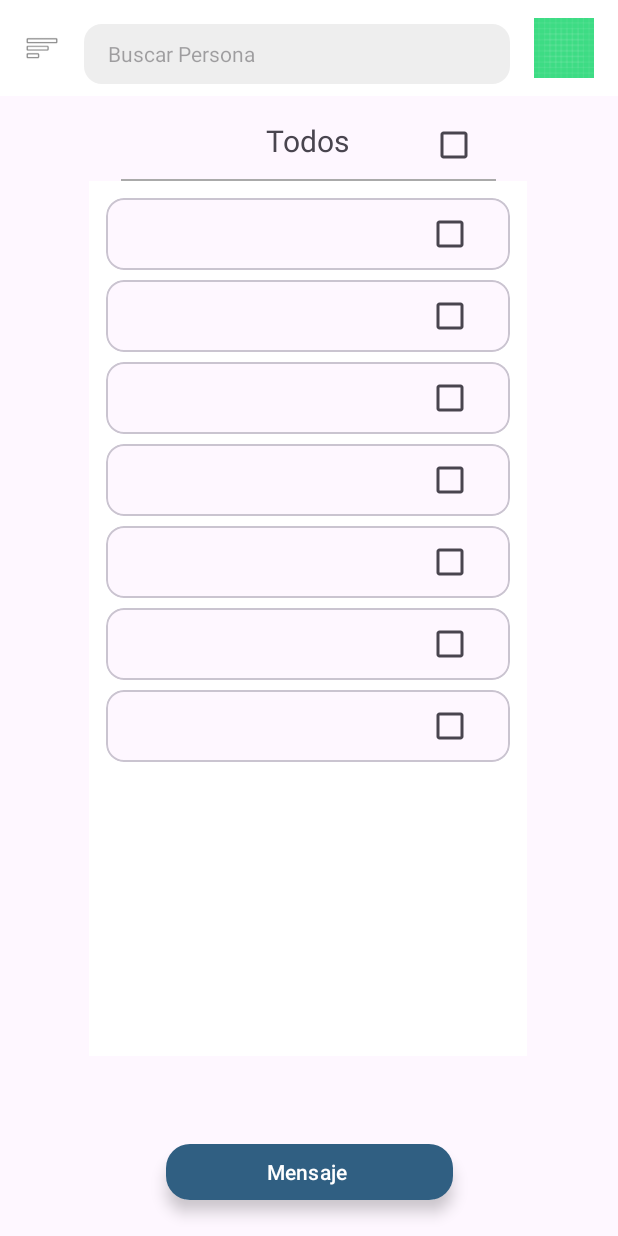
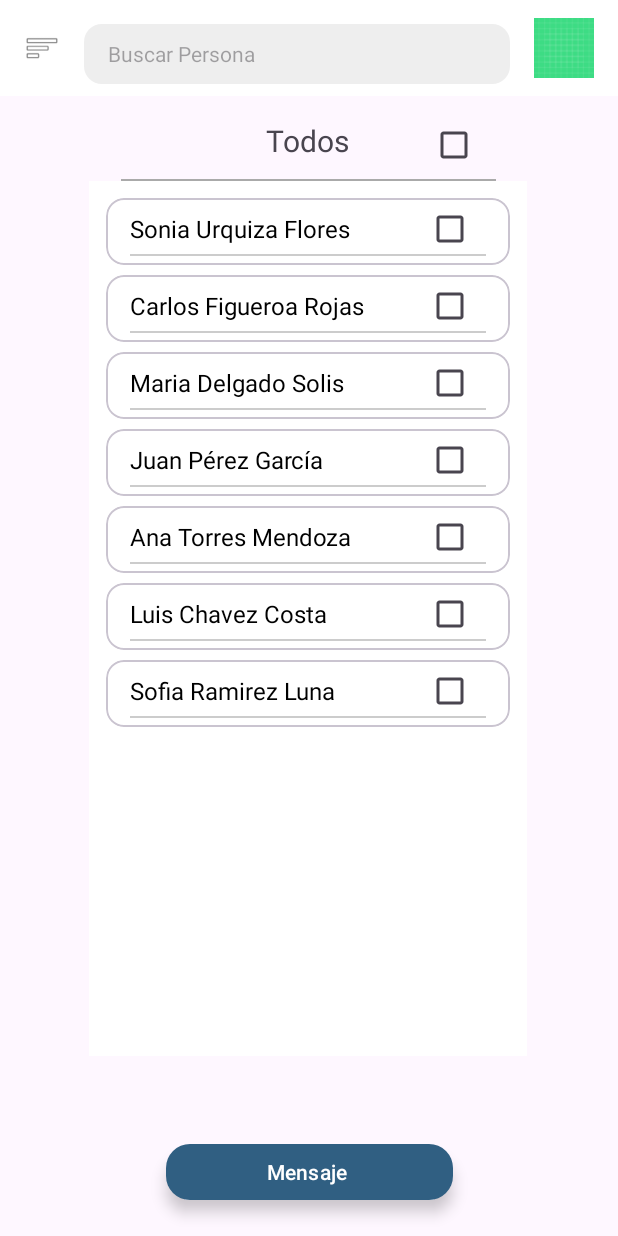
Before and after one commit to StivenunDev/MensajesAPSTI, an Android app: the MainActivity screen opened directly, with no data from a screen before it, on a phone screen of 412 x 824 dp. Run offline under Robolectric (Android 15) with nearby library versions, the phone set to English and light mode, and no system bars.

Commit message:
vercion 2 : modifique y agregé un constructor en la clase estudiante para que la interfaz pueda listarlos

```diff
--- a/app/src/main/java/com/nickdev/mensajesapsti/data/model/Estudiante.java
+++ b/app/src/main/java/com/nickdev/mensajesapsti/data/model/Estudiante.java
@@ -6,31 +6,38 @@ import android.os.Parcelable;
 
 public class Estudiante implements Parcelable {
 
-    private  String id_estudiante;
+    private String id_estudiante;
     private String nombreCompleto;
-    private String correoElectronico;
+    private String email;
     private String telefono;
     private String carrera;
     private String periodo;
     private boolean seleccionado;
 
-    public Estudiante(String soniaUrquizaFlores, String mail, String number, String apsti, String vi) {
-    }
 
     public Estudiante(String id_estudiante,String nombreCompleto, String correoElectronico, String telefono, String carrera, String periodo) {
         this.id_estudiante = id_estudiante;
         this.nombreCompleto = nombreCompleto;
-        this.correoElectronico = correoElectronico;
+        this.email = correoElectronico;
         this.telefono = telefono;
         this.carrera = carrera;
         this.periodo = periodo;
         this.seleccionado = false; // Por defecto no está seleccionado
     }
 
+
+    public Estudiante(String nombreCompleto, String correoElectronico, String telefono, String carrera, String periodo) {
+        this.nombreCompleto = nombreCompleto;
+        this.email = correoElectronico;
+        this.telefono = telefono;
+        this.carrera = carrera;
+        this.periodo = periodo;
+    }
+
     protected Estudiante(Parcel in) {
         id_estudiante = in.readString();
         nombreCompleto = in.readString();
-        correoElectronico = in.readString();
+        email = in.readString();
         telefono = in.readString();
         carrera = in.readString();
         periodo = in.readString();
@@ -50,6 +57,8 @@ public class Estudiante implements Parcelable {
 
 
 
+
+
     @Override
     public int describeContents() {
         return 0;
@@ -59,31 +68,30 @@ public class Estudiante implements Parcelable {
     public void writeToParcel(Parcel dest, int flags) {
         dest.writeString(id_estudiante);
         dest.writeString(nombreCompleto);
-        dest.writeString(correoElectronico);
+        dest.writeString(email);
         dest.writeString(telefono);
         dest.writeString(carrera);
         dest.writeString(periodo);
     }
 
     // Getters
-    public String obtenerNombreCompleto() { return nombreCompleto; }
-    public String obtenerCorreoElectronico() { return correoElectronico; }
-    public String obtenerTelefono() { return telefono; }
-    public String obtenerCarrera() { return carrera; }
-    public String obtenerPeriodo() { return periodo; }
-    public boolean estaSeleccionado() { return seleccionado; }
+    public String getNombreCompleto() { return nombreCompleto; }
+    public String getEmail() { return email; }
+    public String getTelefono() { return telefono; }
+    public String getCarrera() { return carrera; }
+    public String getPeriodo() { return periodo; }
+    public boolean EstudienteisSelect() { return seleccionado; }
 
 
 
     // Setters
-    public void establecerSeleccionado(boolean seleccionado) {
+    public void SelectEstudiante(boolean seleccionado) {
         this.seleccionado = seleccionado;
     }
 
     public String getId_estudiante() {
         return id_estudiante;
     }
-
     public void setId_estudiante(String id_estudiante) {
         this.id_estudiante = id_estudiante;
     }
--- a/app/src/main/java/com/nickdev/mensajesapsti/ui/adapter/StudentAdapter.java
+++ b/app/src/main/java/com/nickdev/mensajesapsti/ui/adapter/StudentAdapter.java
@@ -3,17 +3,12 @@ package com.nickdev.mensajesapsti.ui.adapter;
 
 import android.view.LayoutInflater;
 import android.view.MenuItem;
-import android.view.View;
 import android.view.ViewGroup;
-import android.widget.AdapterView;
-import android.widget.CheckBox;
-import android.widget.TextView;
 
 import androidx.annotation.NonNull;
 import androidx.recyclerview.widget.RecyclerView;
 
 
-import com.nickdev.mensajesapsti.R;
 import com.nickdev.mensajesapsti.data.model.Estudiante;
 import com.nickdev.mensajesapsti.databinding.ItemEstudianteBinding;
 
@@ -32,7 +27,12 @@ public class StudentAdapter extends RecyclerView.Adapter<StudentAdapter.StudentV
     }
 
     public void setStudents(List<Estudiante> students) {
-        this.studentList = students;
+        if (students == null) {
+            this.studentList.clear();
+        } else {
+            this.studentList.clear();
+            this.studentList.addAll(students);
+        }
         notifyDataSetChanged();
     }
 
@@ -73,16 +73,16 @@ public class StudentAdapter extends RecyclerView.Adapter<StudentAdapter.StudentV
 
         // El método bind ahora recibe el listener y se encarga de toda la lógica.
         public void bind(final Estudiante student, final OnItemClickListener listener) {
-            binding.studentNameTextView.setText(student.obtenerNombreCompleto());
+            binding.studentNameTextView.setText(student.getNombreCompleto());
 
             // Tu lógica para el checkbox está muy bien.
             // Para evitar que el listener se dispare al reciclar vistas, lo ponemos a null primero.
             binding.studentCheckbox.setOnCheckedChangeListener(null);
-            binding.studentCheckbox.setChecked(student.estaSeleccionado());
+            binding.studentCheckbox.setChecked(student.EstudienteisSelect());
 
             // Actualiza el estado del estudiante cuando se hace clic en el checkbox
             binding.studentCheckbox.setOnCheckedChangeListener((buttonView, isChecked) -> {
-                student.establecerSeleccionado(isChecked);
+                student.SelectEstudiante(isChecked);
             });
 
             // CORRECCIÓN: El listener del clic se configura aquí, donde tiene acceso a todo.
--- a/app/src/main/java/com/nickdev/mensajesapsti/ui/viewmodel/LoginViewModel.java
+++ b/app/src/main/java/com/nickdev/mensajesapsti/ui/viewmodel/LoginViewModel.java
@@ -9,7 +9,6 @@ import android.text.TextUtils;
 import androidx.lifecycle.AndroidViewModel;
 import androidx.lifecycle.LiveData;
 import androidx.lifecycle.MutableLiveData;
-import androidx.lifecycle.ViewModel;
 
 import com.nickdev.mensajesapsti.util.SessionManager;
 
@@ -17,8 +16,6 @@ public class LoginViewModel extends AndroidViewModel {
 
     // LiveData para el resultado del login (true si fue exitoso)
     private final MutableLiveData<Boolean> _loginResult = new MutableLiveData<>();
-
-
     // LiveData para el estado de carga (true si está cargando)
     private final MutableLiveData<Boolean> _isLoading = new MutableLiveData<>();
     public final LiveData<Boolean> isLoading = _isLoading;
@@ -26,7 +23,6 @@ public class LoginViewModel extends AndroidViewModel {
     // LiveData para los mensajes de error
     private final MutableLiveData<String> _errorMessage = new MutableLiveData<>();
     public final LiveData<String> errorMessage = _errorMessage;
-
     private final SessionManager sessionManager;
 
     public LoginViewModel(Application application) {
@@ -70,6 +66,6 @@ public class LoginViewModel extends AndroidViewModel {
             }
             // 4. Finalizar el estado de carga
             _isLoading.setValue(false);
-        }, 1500);
+        }, 1000);
     }
 }
--- a/app/src/main/java/com/nickdev/mensajesapsti/ui/viewmodel/MainViewModel.java
+++ b/app/src/main/java/com/nickdev/mensajesapsti/ui/viewmodel/MainViewModel.java
@@ -73,7 +73,7 @@ public class MainViewModel extends ViewModel {
         List<Estudiante> currentList = students.getValue();
         if (currentList != null) {
             for (Estudiante student : currentList) {
-                student.establecerSeleccionado(select);
+                student.SelectEstudiante(select);
             }
             // Notificamos a la UI que los datos han cambiado para que los checkboxes se actualicen
             students.setValue(new ArrayList<>(currentList));
@@ -88,9 +88,9 @@ public class MainViewModel extends ViewModel {
         // Usamos un bucle 'for' que es 100% compatible y robusto
         for (Estudiante student : allStudents) {
             // Un estudiante pasa el filtro si cumple TODAS las condiciones
-            boolean careerMatch = selectedCareers.isEmpty() || selectedCareers.contains(student.obtenerCarrera());
-            boolean periodMatch = selectedPeriods.isEmpty() || selectedPeriods.contains(student.obtenerPeriodo());
-            boolean searchMatch = searchQuery.isEmpty() || student.obtenerNombreCompleto().toLowerCase().contains(searchQuery);
+            boolean careerMatch = selectedCareers.isEmpty() || selectedCareers.contains(student.getCarrera());
+            boolean periodMatch = selectedPeriods.isEmpty() || selectedPeriods.contains(student.getPeriodo());
+            boolean searchMatch = searchQuery.isEmpty() || student.getNombreCompleto().toLowerCase().contains(searchQuery);
 
             if (careerMatch && periodMatch && searchMatch) {
                 filteredList.add(student);
--- a/app/src/main/java/com/nickdev/mensajesapsti/util/SessionManager.java
+++ b/app/src/main/java/com/nickdev/mensajesapsti/util/SessionManager.java
@@ -10,6 +10,7 @@ public class SessionManager {
 
     private final SharedPreferences prefs;
     private final SharedPreferences.Editor editor;
+
 
     public SessionManager(Context context) {
         prefs = context.getSharedPreferences(PREF_NAME, Context.MODE_PRIVATE);
--- a/app/src/main/res/layout/fragment_dialogo_detalle.xml
+++ b/app/src/main/res/layout/fragment_dialogo_detalle.xml
@@ -17,11 +17,11 @@
             android:id="@+id/close_button"
             android:layout_width="wrap_content"
             android:layout_height="wrap_content"
-            android:src="@drawable/ic_close"
             android:background="?attr/selectableItemBackgroundBorderless"
             android:contentDescription="Cerrar"
-            app:layout_constraintTop_toTopOf="parent"
-            app:layout_constraintEnd_toEndOf="parent" />
+            android:src="@drawable/ic_close"
+            app:layout_constraintEnd_toEndOf="parent"
+            app:layout_constraintTop_toTopOf="parent" />
 
         <TextView
             android:id="@+id/student_name_text"
--- a/app/src/main/res/layout/item_estudiante.xml
+++ b/app/src/main/res/layout/item_estudiante.xml
@@ -4,7 +4,10 @@
     xmlns:tools="http://schemas.android.com/tools"
     android:layout_width="match_parent"
     android:layout_height="wrap_content"
-    android:layout_margin="3dp">
+    android:layout_margin="3dp"
+    app:cardBackgroundColor="@android:color/transparent">
+
+
 
     <androidx.constraintlayout.widget.ConstraintLayout
         android:layout_width="match_parent"
@@ -12,26 +15,43 @@
         android:paddingStart="16dp"
         android:paddingEnd="16dp">
 
+        <View
+            android:id="@+id/lineaSuperior"
+            android:layout_width="match_parent"
+            android:layout_height="1dp"
+            android:background="#CCCCCC"
+            app:layout_constraintTop_toTopOf="parent" />
+
+        <!-- TextView para el nombre (item principal) -->
         <TextView
             android:id="@+id/student_name_text_view"
             android:layout_width="0dp"
             android:layout_height="wrap_content"
-            android:layout_marginEnd="16dp"
+            android:layout_marginTop="8dp"
             android:textColor="@color/black"
             android:textSize="16sp"
-            app:layout_constraintBottom_toBottomOf="parent"
-            app:layout_constraintEnd_toStartOf="@+id/student_checkbox"
+            app:layout_constraintTop_toBottomOf="@id/lineaSuperior"
             app:layout_constraintStart_toStartOf="parent"
-            app:layout_constraintTop_toTopOf="parent"
+            app:layout_constraintEnd_toStartOf="@id/student_checkbox"
             tools:text="Sonia Urquiza Flores" />
 
+        <!-- CheckBox -->
         <CheckBox
             android:id="@+id/student_checkbox"
             android:layout_width="wrap_content"
             android:layout_height="wrap_content"
+            app:layout_constraintEnd_toEndOf="parent"
+            app:layout_constraintTop_toTopOf="@id/student_name_text_view"
+            app:layout_constraintBottom_toBottomOf="@id/student_name_text_view" />
+
+        <!-- Línea inferior -->
+        <View
+            android:id="@+id/lineaInferior"
+            android:layout_width="match_parent"
+            android:layout_height="1dp"
+            android:background="#CCCCCC"
             app:layout_constraintBottom_toBottomOf="parent"
-            app:layout_constraintEnd_toEndOf="parent"
-            app:layout_constraintTop_toTopOf="parent" />
+            app:layout_constraintTop_toBottomOf="@id/student_name_text_view" />
 
     </androidx.constraintlayout.widget.ConstraintLayout>
 
```
Also changed, not shown: app/src/main/java/com/nickdev/mensajesapsti/ui/activity/login.java (+12 -15 lines), app/src/main/java/com/nickdev/mensajesapsti/ui/dialog/DialogoDetalle.java (+8 -8 lines), app/src/main/res/layout/activity_login.xml (+11 -11 lines).
